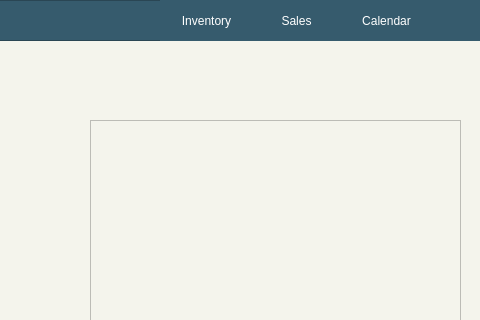
First picture: the form in salesForecast.ui, repository ongchangco/Economystique2, before the edit; both pictures show x 320 to 800 and y 0 to 320 of the 800 by 600 pixel window.
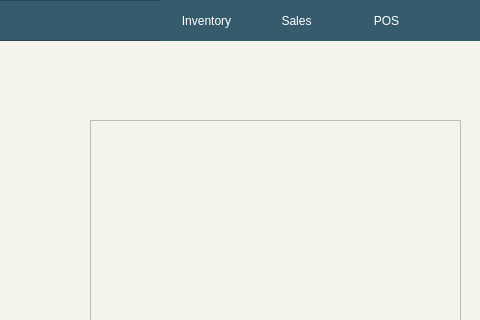
Second picture: the form after the edit. Icons and pictures are not drawn.

Commit message: changed calendar button into POS

Patch:
```diff
--- a/salesForecast.ui
+++ b/salesForecast.ui
@@ -187,7 +187,7 @@
 </string>
      </property>
      <property name="text">
-      <string>Calendar</string>
+      <string>POS</string>
      </property>
     </widget>
     <widget class="QPushButton" name="btnAccount">
```
Left out of the diff: 2 changed lines with no effect on the pictures. The commit also changes 9 other files.
